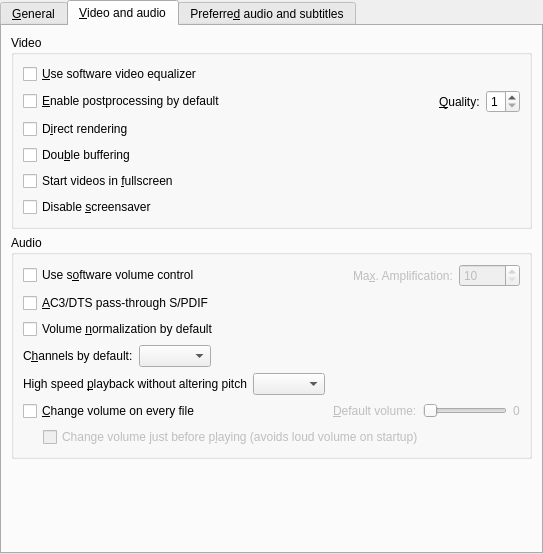
wilbert2000/wzplayer, file src/prefgeneral.ui: the form before one commit.
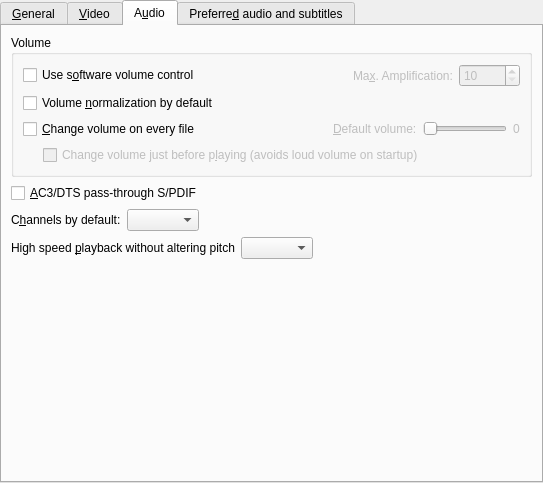
The form after the commit. The open tabs and pages were chosen to show the change. Icons and pictures are not drawn. Custom widgets are drawn as their Qt base class.

Commit message: Split the section "Video and audio" in Preferences->General into 2 sections.

The edit to the form file:
```diff
--- a/src/prefgeneral.ui
+++ b/src/prefgeneral.ui
@@ -6,7 +6,7 @@
     <x>0</x>
     <y>0</y>
     <width>543</width>
-    <height>554</height>
+    <height>483</height>
    </rect>
   </property>
   <property name="windowIcon" >
@@ -291,22 +291,10 @@
        </item>
       </layout>
      </widget>
-     <widget class="QWidget" name="video_and_audio_tab" >
+     <widget class="QWidget" name="tab_3" >
       <attribute name="title" >
-       <string>&amp;Video and audio</string>
+       <string>&amp;Video</string>
       </attribute>
-      <layout class="QVBoxLayout" >
-       <property name="margin" >
-        <number>9</number>
-       </property>
-       <property name="spacing" >
-        <number>6</number>
-       </property>
-       <item>
-        <widget class="QGroupBox" name="groupBox_5" >
-         <property name="title" >
-          <string>Video</string>
-         </property>
          <layout class="QVBoxLayout" >
           <property name="margin" >
            <number>9</number>
@@ -317,7 +305,7 @@
           <item>
            <widget class="QCheckBox" name="eq2_check" >
             <property name="text" >
-             <string>&amp;Use software video equalizer</string>
+          <string>Use s&amp;oftware video equalizer</string>
             </property>
            </widget>
           </item>
@@ -405,13 +393,36 @@
             </property>
            </widget>
           </item>
-         </layout>
-        </widget>
-       </item>
+       <item>
+        <spacer>
+         <property name="orientation" >
+          <enum>Qt::Vertical</enum>
+         </property>
+         <property name="sizeHint" >
+          <size>
+           <width>20</width>
+           <height>20</height>
+          </size>
+         </property>
+        </spacer>
+       </item>
+      </layout>
+     </widget>
+     <widget class="QWidget" name="video_and_audio_tab" >
+      <attribute name="title" >
+       <string>A&amp;udio</string>
+      </attribute>
+      <layout class="QVBoxLayout" >
+       <property name="margin" >
+        <number>9</number>
+       </property>
+       <property name="spacing" >
+        <number>6</number>
+       </property>
        <item>
-        <widget class="QGroupBox" name="groupBox_6" >
+        <widget class="QGroupBox" name="groupBox_4" >
          <property name="title" >
-          <string>Audio</string>
+          <string>Volume</string>
          </property>
          <layout class="QVBoxLayout" >
           <property name="margin" >
@@ -482,13 +493,6 @@
             </item>
            </layout>
           </item>
-          <item>
-           <widget class="QCheckBox" name="hwac3_check" >
-            <property name="text" >
-             <string>&amp;AC3/DTS pass-through S/PDIF</string>
-            </property>
-           </widget>
-          </item>
           <item>
            <widget class="QCheckBox" name="volnorm_check" >
             <property name="text" >
@@ -496,87 +500,6 @@
             </property>
            </widget>
           </item>
-          <item>
-           <layout class="QHBoxLayout" >
-            <property name="margin" >
-             <number>0</number>
-            </property>
-            <property name="spacing" >
-             <number>6</number>
-            </property>
-            <item>
-             <widget class="QLabel" name="label" >
-              <property name="text" >
-               <string>C&amp;hannels by default:</string>
-              </property>
-              <property name="buddy" >
-               <cstring>channels_combo</cstring>
-              </property>
-             </widget>
-            </item>
-            <item>
-             <widget class="QComboBox" name="channels_combo" />
-            </item>
-            <item>
-             <spacer>
-              <property name="orientation" >
-               <enum>Qt::Horizontal</enum>
-              </property>
-              <property name="sizeHint" >
-               <size>
-                <width>40</width>
-                <height>20</height>
-               </size>
-              </property>
-             </spacer>
-            </item>
-           </layout>
-          </item>
-          <item>
-           <layout class="QHBoxLayout" >
-            <property name="margin" >
-             <number>0</number>
-            </property>
-            <property name="spacing" >
-             <number>6</number>
-            </property>
-            <item>
-             <widget class="QLabel" name="label_6" >
-              <property name="text" >
-               <string>High speed &amp;playback without altering pitch</string>
-              </property>
-              <property name="buddy" >
-               <cstring>scaletempo_combo</cstring>
-              </property>
-             </widget>
-            </item>
-            <item>
-             <widget class="TristateCombo" name="scaletempo_combo" >
-              <property name="sizePolicy" >
-               <sizepolicy>
-                <hsizetype>5</hsizetype>
-                <vsizetype>0</vsizetype>
-                <horstretch>0</horstretch>
-                <verstretch>0</verstretch>
-               </sizepolicy>
-              </property>
-             </widget>
-            </item>
-            <item>
-             <spacer>
-              <property name="orientation" >
-               <enum>Qt::Horizontal</enum>
-              </property>
-              <property name="sizeHint" >
-               <size>
-                <width>40</width>
-                <height>20</height>
-               </size>
-              </property>
-             </spacer>
-            </item>
-           </layout>
-          </item>
           <item>
            <layout class="QHBoxLayout" >
             <property name="margin" >
@@ -703,6 +626,94 @@
          </layout>
         </widget>
        </item>
+       <item>
+        <widget class="QCheckBox" name="hwac3_check" >
+         <property name="text" >
+          <string>&amp;AC3/DTS pass-through S/PDIF</string>
+         </property>
+        </widget>
+       </item>
+       <item>
+        <layout class="QHBoxLayout" >
+         <property name="margin" >
+          <number>0</number>
+         </property>
+         <property name="spacing" >
+          <number>6</number>
+         </property>
+         <item>
+          <widget class="QLabel" name="label" >
+           <property name="text" >
+            <string>C&amp;hannels by default:</string>
+           </property>
+           <property name="buddy" >
+            <cstring>channels_combo</cstring>
+           </property>
+          </widget>
+         </item>
+         <item>
+          <widget class="QComboBox" name="channels_combo" />
+         </item>
+         <item>
+          <spacer>
+           <property name="orientation" >
+            <enum>Qt::Horizontal</enum>
+           </property>
+           <property name="sizeHint" >
+            <size>
+             <width>40</width>
+             <height>20</height>
+            </size>
+           </property>
+          </spacer>
+         </item>
+        </layout>
+       </item>
+       <item>
+        <layout class="QHBoxLayout" >
+         <property name="margin" >
+          <number>0</number>
+         </property>
+         <property name="spacing" >
+          <number>6</number>
+         </property>
+         <item>
+          <widget class="QLabel" name="label_6" >
+           <property name="text" >
+            <string>High speed &amp;playback without altering pitch</string>
+           </property>
+           <property name="buddy" >
+            <cstring>scaletempo_combo</cstring>
+           </property>
+          </widget>
+         </item>
+         <item>
+          <widget class="TristateCombo" name="scaletempo_combo" >
+           <property name="sizePolicy" >
+            <sizepolicy>
+             <hsizetype>5</hsizetype>
+             <vsizetype>0</vsizetype>
+             <horstretch>0</horstretch>
+             <verstretch>0</verstretch>
+            </sizepolicy>
+           </property>
+          </widget>
+         </item>
+         <item>
+          <spacer>
+           <property name="orientation" >
+            <enum>Qt::Horizontal</enum>
+           </property>
+           <property name="sizeHint" >
+            <size>
+             <width>40</width>
+             <height>20</height>
+            </size>
+           </property>
+          </spacer>
+         </item>
+        </layout>
+       </item>
        <item>
         <spacer>
          <property name="orientation" >
```
Left out of the diff: 8 changed lines with no effect on the pictures. Lines whose indentation alone changed are shown as unchanged. The commit also changes 1 other file.
